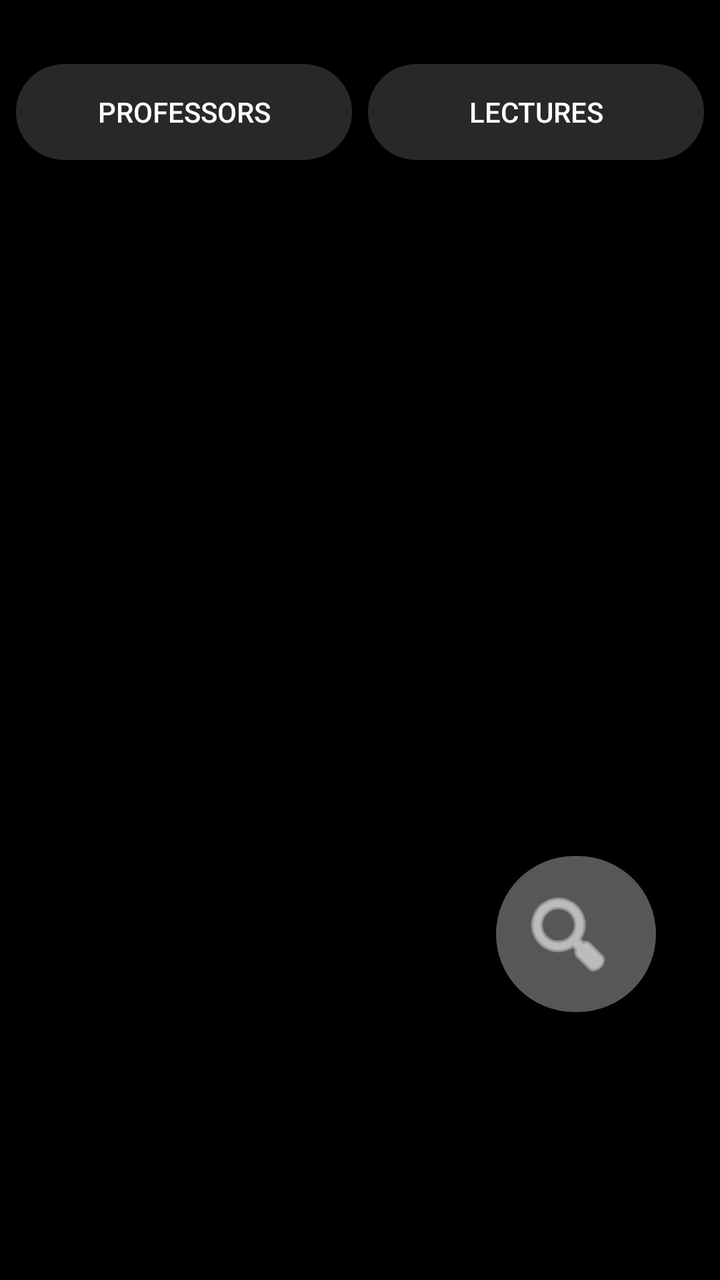
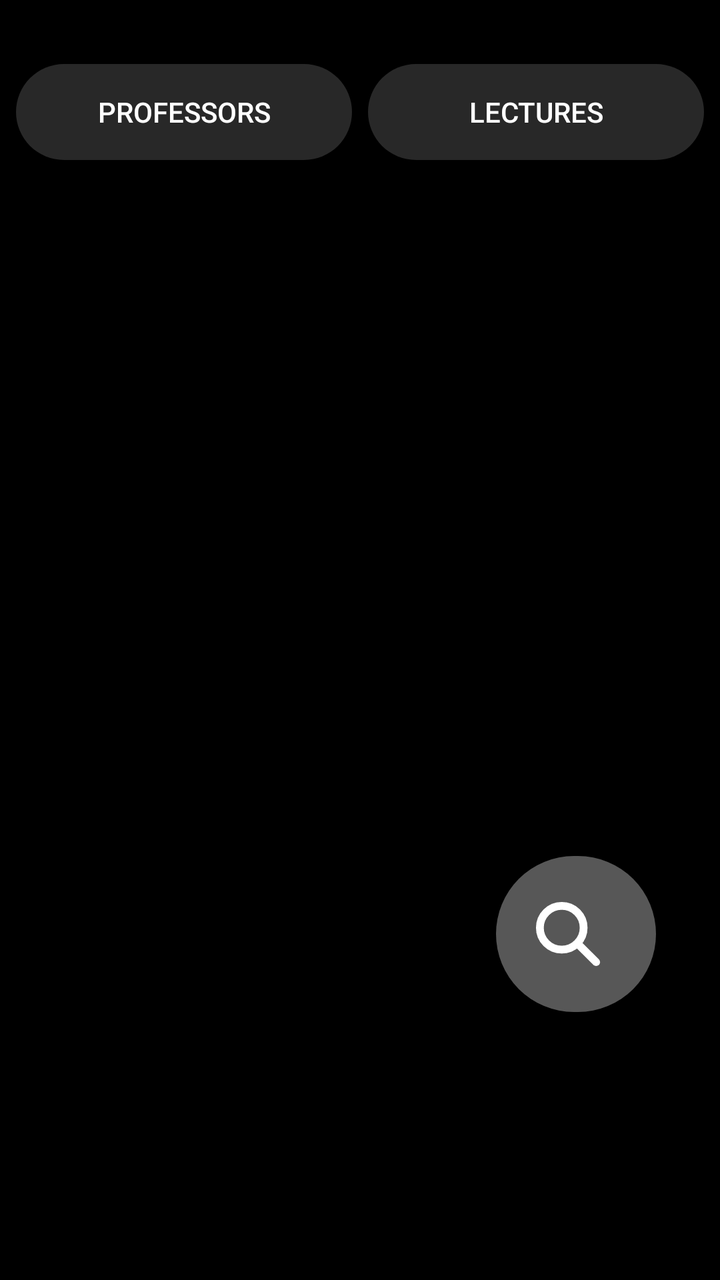

The first picture is an Android layout as it rendered before a commit; the second is the same layout after the commit. The layout source and the unified diff follow.
<!-- AndroidManifest.xml: application theme Theme.MyApplication_Java -->
<!-- res/layout/fragment_search.xml -->
<?xml version="1.0" encoding="utf-8"?>
<androidx.constraintlayout.widget.ConstraintLayout
    xmlns:android="http://schemas.android.com/apk/res/android"
    xmlns:app="http://schemas.android.com/apk/res-auto"
    xmlns:tools="http://schemas.android.com/tools"
    android:id="@+id/searchRoot"
    android:layout_width="match_parent"
    android:layout_height="match_parent"
    android:background="#000000">

    <androidx.appcompat.widget.AppCompatButton
        android:id="@+id/profsButton"
        android:layout_width="0dp"
        android:layout_height="wrap_content"
        android:layout_marginStart="8dp"
        android:layout_marginTop="32dp"
        android:layout_marginEnd="4dp"
        android:background="@drawable/custom_tab_background"
        android:backgroundTint="@null"
        android:text="Professors"
        android:textColor="@color/custom_tab_text_color"
        app:backgroundTint="@null"
        app:cornerRadius="24dp"
        app:layout_constraintEnd_toStartOf="@id/lecturesButton"
        app:layout_constraintHorizontal_weight="1"
        app:layout_constraintStart_toStartOf="parent"
        app:layout_constraintTop_toTopOf="parent" />

    <androidx.appcompat.widget.AppCompatButton
        android:id="@+id/lecturesButton"
        android:layout_width="0dp"
        android:layout_height="wrap_content"
        android:layout_marginStart="4dp"
        android:layout_marginTop="32dp"
        android:layout_marginEnd="8dp"
        android:background="@drawable/custom_tab_background"
        android:backgroundTint="@null"
        android:text="Lectures"
        android:textColor="@color/custom_tab_text_color"
        app:backgroundTint="@null"
        app:cornerRadius="24dp"
        app:layout_constraintEnd_toEndOf="parent"
        app:layout_constraintHorizontal_weight="1"
        app:layout_constraintStart_toEndOf="@id/profsButton"
        app:layout_constraintTop_toTopOf="parent" />

    <androidx.viewpager2.widget.ViewPager2
        android:id="@+id/searchViewPager"
        android:layout_width="0dp"
        android:layout_height="0dp"
        app:layout_constraintTop_toBottomOf="@id/profsButton"
        app:layout_constraintBottom_toBottomOf="parent"
        app:layout_constraintStart_toStartOf="parent"
        app:layout_constraintEnd_toEndOf="parent" />

    <com.google.android.material.button.MaterialButton
        android:id="@+id/search_button"
        android:layout_width="80dp"
        android:layout_height="90dp"
        android:layout_marginEnd="32dp"
        android:layout_marginBottom="128dp"
        app:backgroundTint="#575757"
        app:cornerRadius="48dp"
        app:icon="@android:drawable/ic_menu_search"
        app:iconGravity="textStart"
        app:iconSize="50dp"
        app:iconTint="@android:color/white"
        app:layout_constraintBottom_toBottomOf="parent"
        app:layout_constraintEnd_toEndOf="parent" />

    <LinearLayout
        android:id="@+id/searchBar"
        android:layout_width="0dp"
        android:layout_height="wrap_content"
        android:orientation="horizontal"
        android:paddingStart="16dp"
        android:paddingEnd="16dp"
        android:paddingTop="8dp"
        android:paddingBottom="8dp"
        android:background="#000000"
        android:visibility="gone"
        app:layout_constraintBottom_toBottomOf="parent"
        app:layout_constraintStart_toStartOf="parent"
        app:layout_constraintEnd_toEndOf="parent">

        <EditText
            android:id="@+id/searchInput"
            android:layout_width="0dp"
            android:layout_height="48dp"
            android:layout_weight="1"
            android:hint="Search"
            android:singleLine="true"
            android:textColor="#FFFFFF"
            android:textColorHint="#AAAAAA"
            android:backgroundTint="#575757" />

        <ImageButton
            android:id="@+id/clearSearchButton"
            android:layout_width="48dp"
            android:layout_height="48dp"
            android:background="@android:color/transparent"
            android:src="@android:drawable/ic_menu_close_clear_cancel"
            app:tint="#FFFFFF" />

    </LinearLayout>

</androidx.constraintlayout.widget.ConstraintLayout>
<!-- resources referenced by this layout -->
<resources>
  <!-- drawable custom_tab_background (drawable) -->
  <?xml version="1.0" encoding="utf-8"?>
  <selector xmlns:android="http://schemas.android.com/apk/res/android">
  
      
      <item android:state_selected="true">
          <shape android:shape="rectangle">
              <solid android:color="@color/selected_tab_color" />
              <corners android:radius="24dp" />
          </shape>
      </item>
  
      
      <item>
          <shape android:shape="rectangle">
              <solid android:color="@color/unselected_tab_color" />
              <corners android:radius="24dp" />
          </shape>
      </item>
  
  </selector>
  <style name="Theme.MyApplication_Java" parent="Theme.MaterialComponents.DayNight.NoActionBar">
          
          <item name="colorPrimary">@color/purple_500</item>
          <item name="colorPrimaryVariant">@color/purple_700</item>
          <item name="colorOnPrimary">@color/white</item>
          
          <item name="colorSecondary">@color/teal_200</item>
          <item name="colorSecondaryVariant">@color/teal_700</item>
          <item name="colorOnSecondary">@color/black</item>
          
          <item name="android:statusBarColor">?attr/colorPrimaryVariant</item>
          
      </style>
  <color name="selected_tab_color">#575757</color>
  <color name="unselected_tab_color">#282828</color>
  <color name="purple_500">#FF6200EE</color>
  <color name="purple_700">#FF3700B3</color>
  <color name="white">#FFFFFFFF</color>
  <color name="teal_200">#FF03DAC5</color>
  <color name="teal_700">#FF018786</color>
  <color name="black">#FF000000</color>
</resources>

<!-- the commit's change to res/layout/fragment_search.xml (unified diff, before → after) -->
@@ -61,7 +61,7 @@
         android:layout_marginBottom="128dp"
         app:backgroundTint="#575757"
         app:cornerRadius="48dp"
-        app:icon="@android:drawable/ic_menu_search"
+        app:icon="@drawable/search_icon"
         app:iconGravity="textStart"
         app:iconSize="50dp"
         app:iconTint="@android:color/white"
<!-- resource entries referenced after the edit -->
@@ -21,6 +21,24 @@
       </item>
   
   </selector>
+  <!-- drawable search_icon (drawable) -->
+  <vector xmlns:android="http://schemas.android.com/apk/res/android"
+      android:width="64dp"
+      android:height="64dp"
+      android:viewportWidth="64"
+      android:viewportHeight="64">
+    <path
+        android:pathData="M28,28m-14,0a14,14 0,1 1,28 0a14,14 0,1 1,-28 0"
+        android:strokeWidth="5"
+        android:fillColor="#00000000"
+        android:strokeColor="@color/black"/>
+    <path
+        android:pathData="M38,38L50,50"
+        android:strokeWidth="5"
+        android:fillColor="#00000000"
+        android:strokeColor="@color/black"
+        android:strokeLineCap="round"/>
+  </vector>
   <style name="Theme.MyApplication_Java" parent="Theme.MaterialComponents.DayNight.NoActionBar">
           
           <item name="colorPrimary">@color/purple_500</item>
